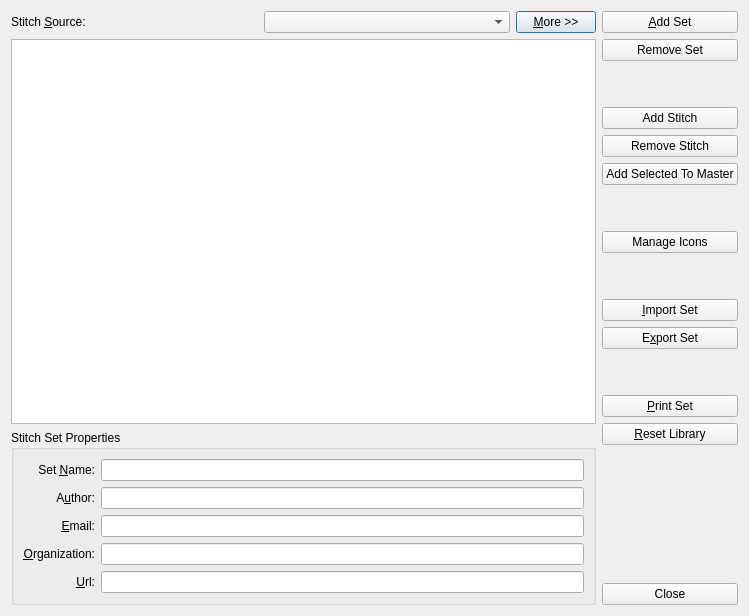
This is src/stitchlibrary.ui in iPenguin/CrochetCharts as Qt 5 draws it before an edit. The edited form follows.
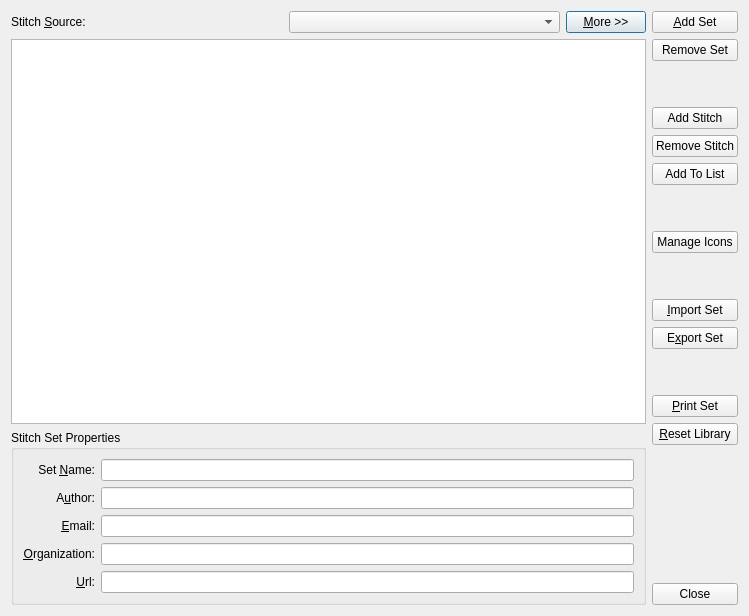
This is the edited form.

Commit message: Add tool tips for stitch library buttons

Patch:
```diff
--- a/src/stitchlibrary.ui
+++ b/src/stitchlibrary.ui
@@ -233,7 +233,7 @@
      <item>
       <widget class="QPushButton" name="addSelected">
        <property name="text">
-        <string>Add Selected To Master</string>
+        <string>Add To List</string>
        </property>
       </widget>
      </item>
```
Left out of the diff: 30 changed lines with no effect on the pictures.
